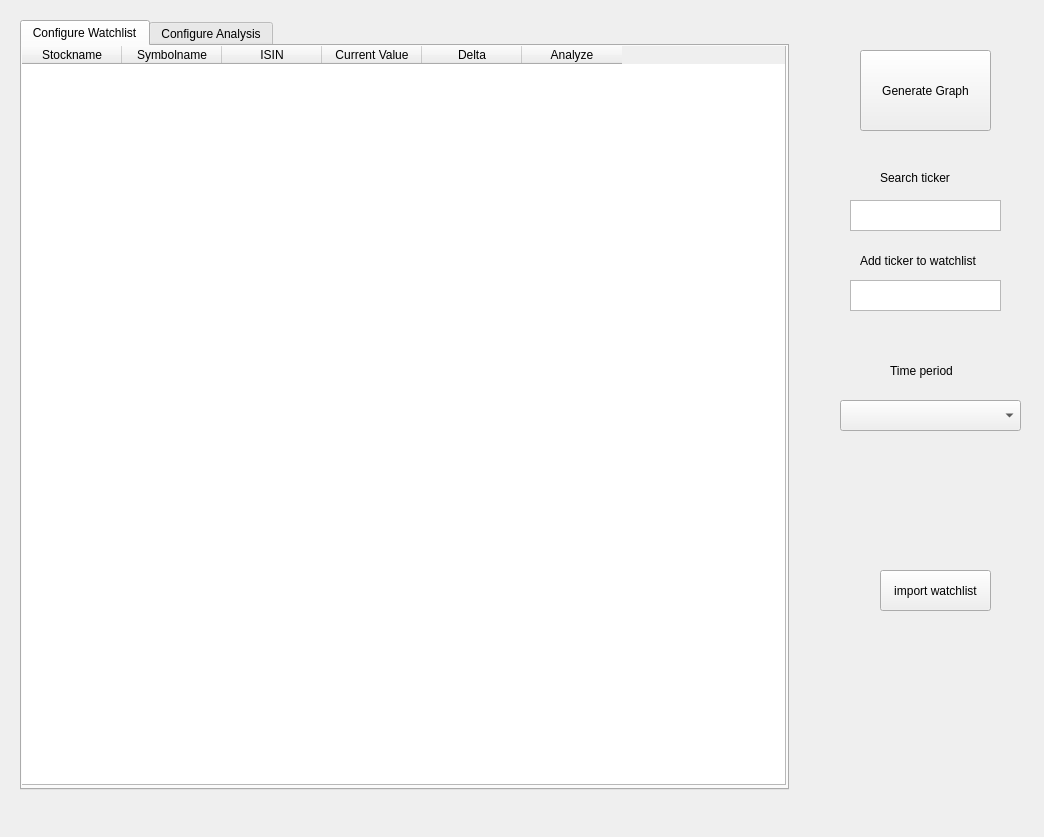
Above: src/view/qt/mainframe.ui from FantaExotic/Way2WB before the change. Below: the same form after it.
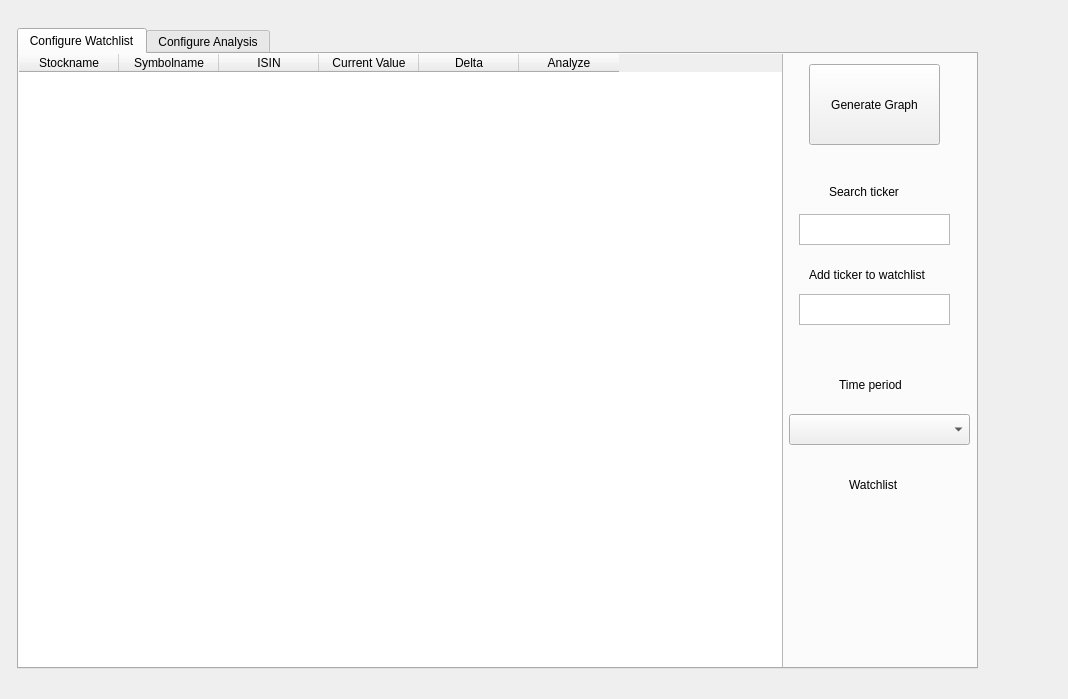
That is the form after the change. The open tabs and pages were chosen to show the change.

Commit message: startupview to select watchlist, exe compatible, git ignore update

Diff of the .ui file:
```diff
--- a/src/view/qt/mainframe.ui
+++ b/src/view/qt/mainframe.ui
@@ -6,8 +6,8 @@
    <rect>
     <x>0</x>
     <y>0</y>
-    <width>1044</width>
-    <height>837</height>
+    <width>1068</width>
+    <height>699</height>
    </rect>
   </property>
   <property name="windowTitle">
@@ -23,26 +23,96 @@
    <property name="autoFillBackground">
     <bool>false</bool>
    </property>
-   <widget class="QPushButton" name="button_genGraph">
+   <widget class="QStackedWidget" name="stackedWidget">
     <property name="geometry">
      <rect>
-      <x>860</x>
-      <y>50</y>
+      <x>9</x>
+      <y>9</y>
+      <width>1151</width>
+      <height>661</height>
+     </rect>
+    </property>
+    <property name="currentIndex">
+     <number>0</number>
+    </property>
+    <widget class="QWidget" name="page_startup">
+     <widget class="QLabel" name="label_watchlistpath_startup">
+      <property name="geometry">
+       <rect>
+        <x>490</x>
+        <y>310</y>
+        <width>161</width>
+        <height>161</height>
+       </rect>
+      </property>
+      <property name="text">
+       <string/>
+      </property>
+      <property name="wordWrap">
+       <bool>true</bool>
+      </property>
+     </widget>
+     <widget class="QLabel" name="label_watchlist_startup">
+      <property name="geometry">
+       <rect>
+        <x>540</x>
+        <y>270</y>
+        <width>51</width>
+        <height>21</height>
+       </rect>
+      </property>
+      <property name="text">
+       <string>Watchlist</string>
+      </property>
+     </widget>
+     <widget class="QPushButton" name="button_selectWatchlist">
+      <property name="geometry">
+       <rect>
+        <x>500</x>
+        <y>200</y>
       <width>131</width>
-      <height>81</height>
+        <height>51</height>
      </rect>
     </property>
     <property name="text">
-     <string>Generate Graph</string>
-    </property>
-   </widget>
+       <string>Select Watchlist</string>
+      </property>
+     </widget>
+     <widget class="QPushButton" name="button_startAppliction">
+      <property name="geometry">
+       <rect>
+        <x>450</x>
+        <y>90</y>
+        <width>231</width>
+        <height>61</height>
+       </rect>
+      </property>
+      <property name="text">
+       <string>Start the way to Warren Buffett</string>
+      </property>
+     </widget>
+     <widget class="QPushButton" name="button_createWatchlist">
+      <property name="geometry">
+       <rect>
+        <x>690</x>
+        <y>210</y>
+        <width>111</width>
+        <height>31</height>
+       </rect>
+      </property>
+      <property name="text">
+       <string>Create Watchlist</string>
+      </property>
+     </widget>
+    </widget>
+    <widget class="QWidget" name="page_main">
    <widget class="QTabWidget" name="tabWidget">
     <property name="geometry">
      <rect>
-      <x>20</x>
-      <y>20</y>
-      <width>769</width>
-      <height>770</height>
+        <x>8</x>
+        <y>19</y>
+        <width>961</width>
+        <height>641</height>
      </rect>
     </property>
     <property name="currentIndex">
@@ -58,7 +128,7 @@
         <x>-1</x>
         <y>-1</y>
         <width>765</width>
-        <height>740</height>
+          <height>621</height>
        </rect>
       </property>
       <property name="sortingEnabled">
@@ -95,6 +165,114 @@
        </property>
       </column>
      </widget>
+       <widget class="QPushButton" name="button_genGraph">
+        <property name="geometry">
+         <rect>
+          <x>790</x>
+          <y>10</y>
+          <width>131</width>
+          <height>81</height>
+         </rect>
+        </property>
+        <property name="text">
+         <string>Generate Graph</string>
+        </property>
+       </widget>
+       <widget class="QPlainTextEdit" name="plainTextEdit_addTicker">
+        <property name="geometry">
+         <rect>
+          <x>780</x>
+          <y>240</y>
+          <width>151</width>
+          <height>31</height>
+         </rect>
+        </property>
+       </widget>
+       <widget class="QLabel" name="label_searchTicker">
+        <property name="geometry">
+         <rect>
+          <x>810</x>
+          <y>130</y>
+          <width>81</width>
+          <height>16</height>
+         </rect>
+        </property>
+        <property name="text">
+         <string>Search ticker</string>
+        </property>
+       </widget>
+       <widget class="QLabel" name="label_addTicker">
+        <property name="geometry">
+         <rect>
+          <x>790</x>
+          <y>210</y>
+          <width>131</width>
+          <height>21</height>
+         </rect>
+        </property>
+        <property name="text">
+         <string>Add ticker to watchlist</string>
+        </property>
+       </widget>
+       <widget class="QComboBox" name="comboBox_period">
+        <property name="geometry">
+         <rect>
+          <x>770</x>
+          <y>360</y>
+          <width>181</width>
+          <height>31</height>
+         </rect>
+        </property>
+       </widget>
+       <widget class="QPlainTextEdit" name="plainTextEdit_searchTicker">
+        <property name="geometry">
+         <rect>
+          <x>780</x>
+          <y>160</y>
+          <width>151</width>
+          <height>31</height>
+         </rect>
+        </property>
+       </widget>
+       <widget class="QLabel" name="label_period">
+        <property name="geometry">
+         <rect>
+          <x>820</x>
+          <y>320</y>
+          <width>81</width>
+          <height>21</height>
+         </rect>
+        </property>
+        <property name="text">
+         <string>Time period</string>
+        </property>
+       </widget>
+       <widget class="QLabel" name="label_watchlistpath">
+        <property name="geometry">
+         <rect>
+          <x>780</x>
+          <y>460</y>
+          <width>161</width>
+          <height>111</height>
+         </rect>
+        </property>
+        <property name="text">
+         <string/>
+        </property>
+       </widget>
+       <widget class="QLabel" name="label_watchlist">
+        <property name="geometry">
+         <rect>
+          <x>830</x>
+          <y>420</y>
+          <width>51</width>
+          <height>21</height>
+         </rect>
+        </property>
+        <property name="text">
+         <string>Watchlist</string>
+        </property>
+       </widget>
     </widget>
     <widget class="QWidget" name="tab_analysis">
      <attribute name="title">
@@ -168,100 +346,7 @@
      </widget>
     </widget>
    </widget>
-   <widget class="QLabel" name="label_addTicker">
-    <property name="geometry">
-     <rect>
-      <x>860</x>
-      <y>250</y>
-      <width>131</width>
-      <height>21</height>
-     </rect>
-    </property>
-    <property name="text">
-     <string>Add ticker to watchlist</string>
-    </property>
-   </widget>
-   <widget class="QPlainTextEdit" name="plainTextEdit_addTicker">
-    <property name="geometry">
-     <rect>
-      <x>850</x>
-      <y>280</y>
-      <width>151</width>
-      <height>31</height>
-     </rect>
-    </property>
-   </widget>
-   <widget class="QPlainTextEdit" name="plainTextEdit_searchTicker">
-    <property name="geometry">
-     <rect>
-      <x>850</x>
-      <y>200</y>
-      <width>151</width>
-      <height>31</height>
-     </rect>
-    </property>
-   </widget>
-   <widget class="QLabel" name="label_searchTicker">
-    <property name="geometry">
-     <rect>
-      <x>880</x>
-      <y>170</y>
-      <width>81</width>
-      <height>16</height>
-     </rect>
-    </property>
-    <property name="text">
-     <string>Search ticker</string>
-    </property>
-   </widget>
-   <widget class="QComboBox" name="comboBox_period">
-    <property name="geometry">
-     <rect>
-      <x>840</x>
-      <y>400</y>
-      <width>181</width>
-      <height>31</height>
-     </rect>
-    </property>
-   </widget>
-   <widget class="QLabel" name="label_period">
-    <property name="geometry">
-     <rect>
-      <x>890</x>
-      <y>360</y>
-      <width>81</width>
-      <height>21</height>
-     </rect>
-    </property>
-    <property name="text">
-     <string>Time period</string>
-    </property>
-   </widget>
-   <widget class="QPushButton" name="pushButton_importWatchlist">
-    <property name="geometry">
-     <rect>
-      <x>880</x>
-      <y>570</y>
-      <width>111</width>
-      <height>41</height>
-     </rect>
-    </property>
-    <property name="text">
-     <string>import watchlist</string>
-    </property>
-   </widget>
-   <widget class="QLabel" name="label_watchlistpath">
-    <property name="geometry">
-     <rect>
-      <x>800</x>
-      <y>630</y>
-      <width>231</width>
-      <height>191</height>
-     </rect>
-    </property>
-    <property name="text">
-     <string/>
-    </property>
+    </widget>
    </widget>
   </widget>
  </widget>
```
Left out of the diff: 16 changed lines with no effect on the pictures. Lines whose indentation alone changed are shown as unchanged. The commit also changes 15 other files.
